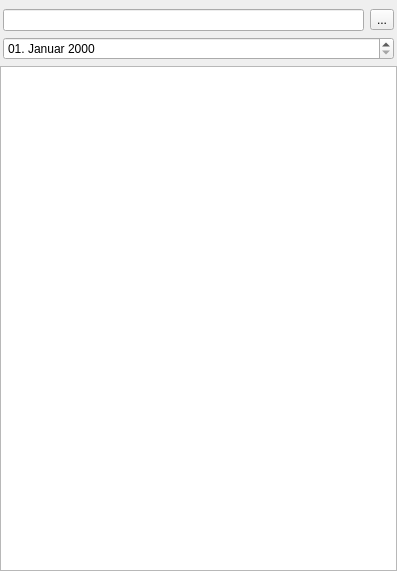
Qt form ui_sogis_browser_dock.ui (edigonzales-archiv/qgis_sogisbrowser) before a commit.
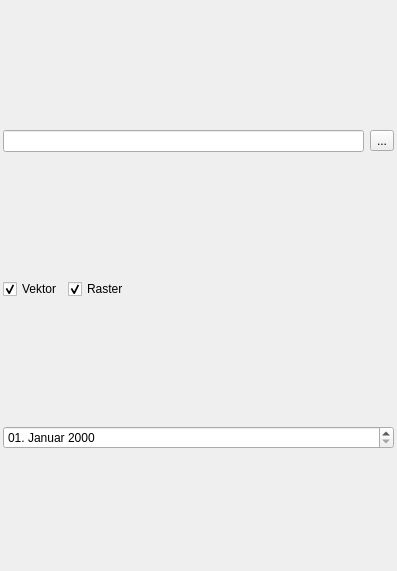
The same form after that commit.

```diff
--- a/ui_sogis_browser_dock.ui
+++ b/ui_sogis_browser_dock.ui
@@ -24,6 +24,49 @@
     <property name="bottomMargin">
      <number>0</number>
     </property>
+    <item row="1" column="0">
+     <layout class="QHBoxLayout" name="horizontalLayout_3">
+      <property name="leftMargin">
+       <number>3</number>
+      </property>
+      <property name="rightMargin">
+       <number>3</number>
+      </property>
+      <item>
+       <widget class="QCheckBox" name="checkBoxVektor">
+        <property name="text">
+         <string>Vektor</string>
+        </property>
+        <property name="checked">
+         <bool>true</bool>
+        </property>
+       </widget>
+      </item>
+      <item>
+       <widget class="QCheckBox" name="checkBoxRaster">
+        <property name="text">
+         <string>Raster</string>
+        </property>
+        <property name="checked">
+         <bool>true</bool>
+        </property>
+       </widget>
+      </item>
+      <item>
+       <spacer name="horizontalSpacer">
+        <property name="orientation">
+         <enum>Qt::Horizontal</enum>
+        </property>
+        <property name="sizeHint" stdset="0">
+         <size>
+          <width>40</width>
+          <height>20</height>
+         </size>
+        </property>
+       </spacer>
+      </item>
+     </layout>
+    </item>
     <item row="0" column="0">
      <layout class="QHBoxLayout" name="horizontalLayout">
       <property name="leftMargin">
@@ -45,30 +88,6 @@
      </layout>
     </item>
     <item row="2" column="0">
-     <widget class="QTreeWidget" name="treeWidget">
-      <property name="dragEnabled">
-       <bool>false</bool>
-      </property>
-      <property name="alternatingRowColors">
-       <bool>true</bool>
-      </property>
-      <property name="selectionMode">
-       <enum>QAbstractItemView::SingleSelection</enum>
-      </property>
-      <property name="columnCount">
-       <number>1</number>
-      </property>
-      <attribute name="headerVisible">
-       <bool>false</bool>
-      </attribute>
-      <column>
-       <property name="text">
-        <string notr="true">1</string>
-       </property>
-      </column>
-     </widget>
-    </item>
-    <item row="1" column="0">
      <layout class="QHBoxLayout" name="horizontalLayout_2">
       <property name="leftMargin">
        <number>3</number>
```
